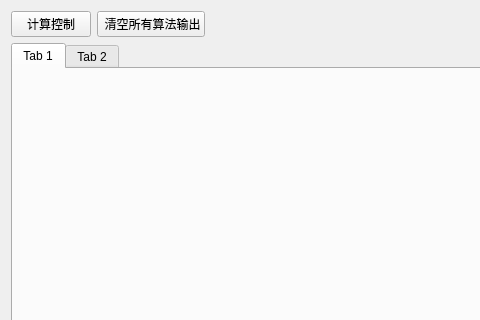
First picture: the form in widget.ui, repository jiaqingguo/FMU_QT, before the edit; both pictures show x 0 to 480 and y 0 to 320 of the 800 by 600 pixel window.
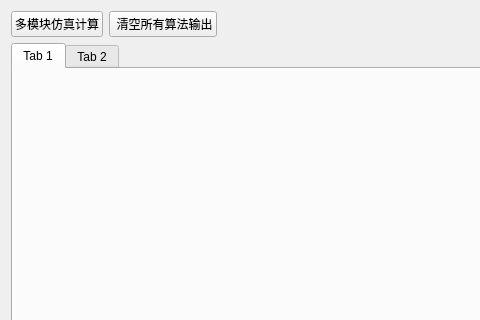
Second picture: the form after the edit.

Diff of the .ui file:
```diff
--- a/widget.ui
+++ b/widget.ui
@@ -19,7 +19,7 @@
      <item>
       <widget class="QPushButton" name="btn_calculate_control">
        <property name="text">
-        <string>计算控制</string>
+        <string>多模块仿真计算</string>
        </property>
       </widget>
      </item>
```
Left out of the diff: 2 changed lines with no effect on the pictures.
